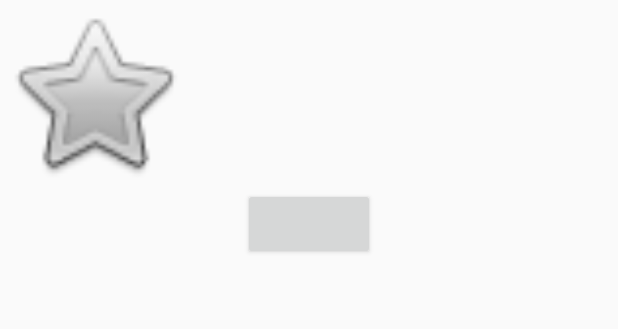
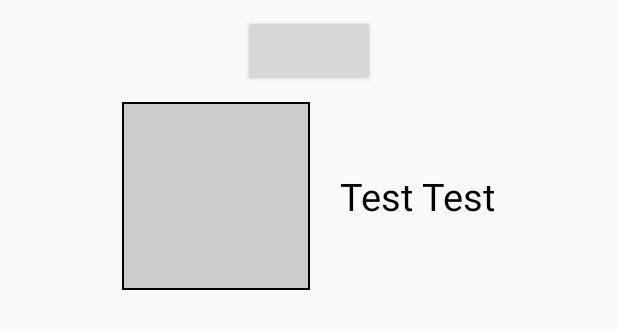
Before and after one commit to Squomp/Smile-, an Android app: the layout fragment_profile.xml on its own in the app's theme, with its tools: preview values and no code run, on a phone screen of 412 x 824 dp. Shown: the top 329 px of the screen. Run offline under Robolectric (Android 15) with nearby library versions, the phone set to English and light mode, and no system bars; plain views replace LoginButton.

Commit message:
Progress on the profile page, profile image has a small border and profile name is set properly.

```diff
--- a/Smile/app/src/main/java/pro200/smile/ProfileFragment.java
+++ b/Smile/app/src/main/java/pro200/smile/ProfileFragment.java
@@ -17,6 +17,7 @@ import android.view.ViewGroup;
 import android.widget.ImageView;
 import android.widget.LinearLayout;
 import android.widget.ScrollView;
+import android.widget.TextView;
 
 import com.facebook.Profile;
 
@@ -35,6 +36,7 @@ public class ProfileFragment extends Fragment {
 
     private View mContent;
     private ImageView profileImageView;
+    private TextView profileTextView;
     private LiveSmileService service;
     private SmileList smiles;
 
@@ -57,13 +59,16 @@ public class ProfileFragment extends Fragment {
     public void onViewCreated(View view, @Nullable Bundle savedInstanceState) {
         super.onViewCreated(view, savedInstanceState);
 
+        //Initialize Views
         mContent = view.findViewById(R.id.profile_content);
         profileImageView = view.findViewById(R.id.imageView);
+        profileTextView = view.findViewById(R.id.profileNameTextView);
         if (savedInstanceState == null) {
             Bundle args = getArguments();
 
             Profile profile = Profile.getCurrentProfile();
             new LoadProfileImage(profileImageView).execute(profile.getProfilePictureUri(300, 300).toString());
+            profileTextView.setText(profile.getName());
         }
         else {
             profileImageView.setImageBitmap((Bitmap)savedInstanceState.getParcelable("ProfileBitmap"));
--- a/Smile/app/src/main/res/layout/fragment_profile.xml
+++ b/Smile/app/src/main/res/layout/fragment_profile.xml
@@ -8,18 +8,41 @@
     android:orientation="vertical"
     tools:context=".HomeFragment">
 
-    <ImageView
-        android:id="@+id/imageView"
-        android:layout_width="125dp"
-        android:layout_height="125dp"
-        android:contentDescription="@string/title_profile"
-        android:src="@android:drawable/btn_star_big_off" />
-
     <com.facebook.login.widget.LoginButton
         android:id="@+id/login_button"
         android:layout_width="wrap_content"
         android:layout_height="wrap_content"
+        android:layout_margin="10dp"
         android:layout_gravity="center_horizontal|center" />
+
+    <LinearLayout
+        android:layout_width="wrap_content"
+        android:layout_height="wrap_content"
+        android:layout_gravity="center_horizontal"
+        android:orientation="horizontal">
+
+        <ImageView
+            android:id="@+id/imageView"
+            android:layout_width="125dp"
+            android:layout_height="125dp"
+            android:layout_weight="1"
+            android:background="@color/black"
+            android:contentDescription="@string/title_profile"
+            android:padding="1dp"
+            android:src="@color/lightGrey" />
+
+        <TextView
+            android:id="@+id/profileNameTextView"
+            android:layout_width="wrap_content"
+            android:layout_height="wrap_content"
+            android:layout_weight="1"
+            android:text="Test Test"
+            android:layout_gravity="center"
+            android:layout_marginLeft="20dp"
+            android:textColor="@color/black"
+            android:textSize="25sp" />
+
+    </LinearLayout>
 
     <ScrollView
         android:id="@+id/smileScroll"
--- a/Smile/app/src/main/res/values/colors.xml
+++ b/Smile/app/src/main/res/values/colors.xml
@@ -6,4 +6,5 @@
     <color name="colorAccent">#C0E4DF</color>
     <color name="colorBackground">#F9F9EF</color>
     <color name="black">#000000</color>
+    <color name="lightGrey">#CCCCCC</color>
 </resources>
```
